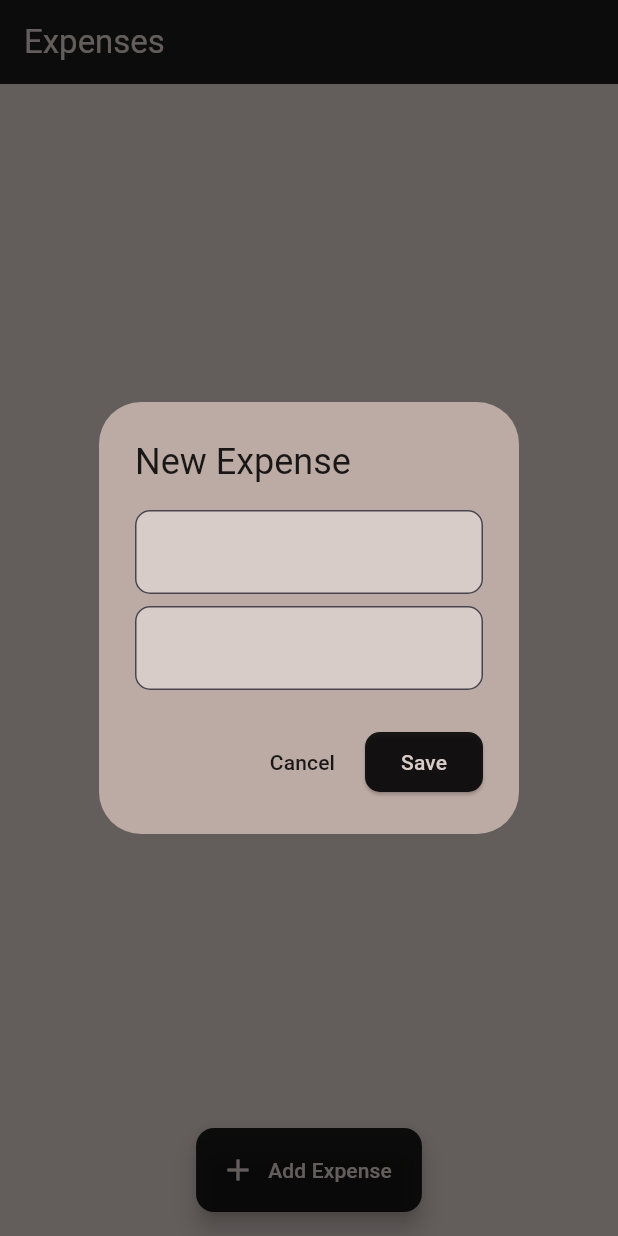
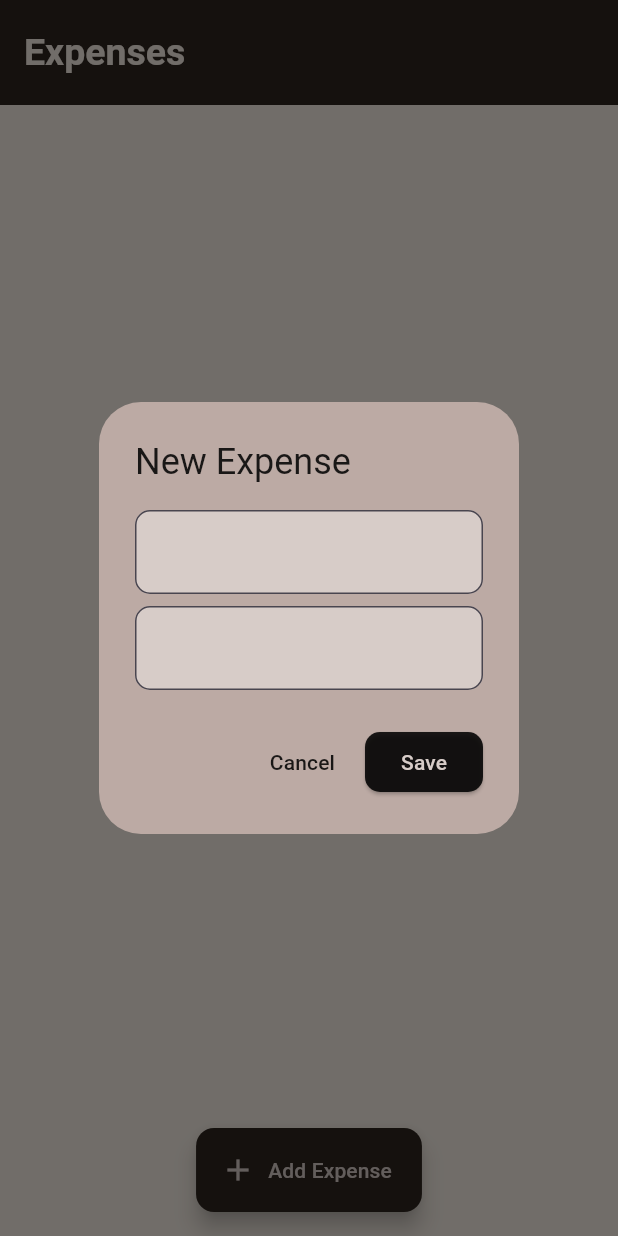
Before and after one commit to ruds4/MoneyMind, a Flutter app: the screen it shows after launch, after a tap on "Sign In", after a tap on "Add Expense", on a phone screen of 412 x 824 dp. Run offline on Flutter 3.47's test engine with Material 3 defaults, Android fonts, the phone set to English and light mode, and no system bars; our stand-ins replace firebase_core; accounts and stored records are empty.

Commit message:
finished project

```diff
--- a/lib/components/my_button.dart
+++ b/lib/components/my_button.dart
@@ -14,7 +14,7 @@ class MyButton extends StatelessWidget {
         padding: const EdgeInsets.all(25),
         margin: const EdgeInsets.symmetric(horizontal: 25),
         decoration: BoxDecoration(
-          color: Colors.black,
+          color: Color(0xFF2D241E),
           borderRadius: BorderRadius.circular(8),
         ),
         child: const Center(
--- a/lib/components/my_textfield.dart
+++ b/lib/components/my_textfield.dart
@@ -24,7 +24,7 @@ class MyTextField extends StatelessWidget {
             borderSide: BorderSide(color: Colors.white),
           ),
           focusedBorder: OutlineInputBorder(
-            borderSide: BorderSide(color: Colors.grey.shade400),
+            borderSide: BorderSide(color: Color(0xFFFCFBFF)),
           ),
           fillColor: Colors.grey.shade50,
           filled: true,
--- a/lib/components/square_tile.dart
+++ b/lib/components/square_tile.dart
@@ -10,16 +10,13 @@
    @override
    Widget build(BuildContext context) {
      return Container(
-       padding: EdgeInsets.all(20),
+       padding: const EdgeInsets.all(20),
        decoration: BoxDecoration(
          border: Border.all(color: Colors.white),
          borderRadius: BorderRadius.circular(16),
          color: Colors.grey[200],
        ),
-       child: Image.asset(
-         imagePath,
-         height: 40,
-       ),
+       child: Image.asset('lib/images/transparent_background_image.png'),
      );
    }
  }
--- a/lib/main.dart
+++ b/lib/main.dart
@@ -2,10 +2,50 @@ import 'package:flutter/material.dart';
 import 'package:provider/provider.dart';
 import '/pages/login_page.dart'; // Ensure this import path matches your project structure
 import '/pages/home_page.dart'; // Ensure this import path matches your project structure
-import '/data/expenses_data.dart'; // Assuming this manages your app's state, ensure the path is correct
+import '/data/expenses_data.dart';
+import 'package:firebase_core/firebase_core.dart';
+// Assuming this manages your app's state, ensure the path is correct
 
 void main() {
-  runApp(const MyApp());
+  WidgetsFlutterBinding.ensureInitialized();
+  runApp(App());
+}
+
+class App extends StatelessWidget {
+  // Initialize Firebase App
+  final Future<FirebaseApp> _initialization = Firebase.initializeApp();
+
+  @override
+  Widget build(BuildContext context) {
+    return FutureBuilder(
+      // Initialize FlutterFire:
+      future: _initialization,
+      builder: (context, snapshot) {
+        // Check for errors
+        if (snapshot.hasError) {
+          return const MaterialApp(
+            home: Scaffold(
+              body: Center(
+                child: Text('Something went wrong with Firebase initialization.'),
+              ),
+            ),
+          );
+        }
+        // Once complete, show your application
+        if (snapshot.connectionState == ConnectionState.done) {
+          return MyApp();
+        }
+        // Otherwise, show something whilst waiting for initialization to complete
+        return const MaterialApp(
+          home: Scaffold(
+            body: Center(
+              child: CircularProgressIndicator(),
+            ),
+          ),
+        );
+      },
+    );
+  }
 }
 
 class MyApp extends StatelessWidget {
--- a/lib/pages/home_page.dart
+++ b/lib/pages/home_page.dart
@@ -43,7 +43,7 @@ class _HomePageState extends State<HomePage> {
             const SizedBox(height: 8),
             TextField(
               controller: amountController,
-              keyboardType: TextInputType.numberWithOptions(decimal: true),
+              keyboardType: const TextInputType.numberWithOptions(decimal: true),
               style: const TextStyle(color: Colors.black87),
               decoration: InputDecoration(
                 hintText: 'Amount',
@@ -105,16 +105,21 @@ class _HomePageState extends State<HomePage> {
   Widget build(BuildContext context) {
     return Consumer<ExpenseData>(
       builder: (context, value, child) => Scaffold(
-        backgroundColor: Colors.brown.shade100, // Ensure background is white for contrast
+        backgroundColor: const Color(0xFFF6EEE5), // Ensure background is white for contrast
         appBar: AppBar(
-          title: Text('Expenses', style: TextStyle(color: Colors.brown.shade100)),
-          backgroundColor: Colors.black87, // Black AppBar for contrast
+          toolbarHeight: 70,
+          title: const Text('Expenses',
+            style: TextStyle(
+                color: Color(0xFFF6EEE5),
+                fontWeight: FontWeight.bold,
+                fontSize: 25),),
+          backgroundColor: const Color(0xFF2D241E), // Black AppBar for contrast
         ),
         floatingActionButton: FloatingActionButton.extended(
           onPressed: addNewExpenseBox,
           label: Text('Add Expense', style: TextStyle(color: Colors.brown.shade100)), // White text for visibility
           icon: Icon(Icons.add, color: Colors.brown.shade100), // White icon for visibility
-          backgroundColor: Colors.black87, // Black background for button
+          backgroundColor: const Color(0xFF2D241E), // Black background for button
           shape: RoundedRectangleBorder(
             borderRadius: BorderRadius.circular(12),
           ),
@@ -125,7 +130,7 @@ class _HomePageState extends State<HomePage> {
           itemBuilder: (context, index) {
             final expense = value.getAllExpenseList()[index];
             return Container(
-              margin: const EdgeInsets.all(8.0),
+              margin: const EdgeInsets.all(5.0),
               decoration: BoxDecoration(
                 borderRadius: BorderRadius.circular(10.0),
                 color: Colors.white.withOpacity(0.5),
@@ -135,9 +140,10 @@ class _HomePageState extends State<HomePage> {
                 child: BackdropFilter(
                   filter: ImageFilter.blur(sigmaX: 5.0, sigmaY: 5.0),
                   child: ListTile(
-                    title: Text(expense.name, style: TextStyle(color: Colors.black87)),
-                    subtitle: Text(expense.dateTime.toString(), style: TextStyle(color: Colors.brown.shade300)),
-                    trailing: Text('${expense.amount} rs', style: TextStyle(color: Colors.black87)),
+                    title: Text(expense.name, style: const TextStyle(
+                        color: Color(0xFF2D241E))),
+                    subtitle: Text(expense.dateTime.toString(), style: const TextStyle(color: Color(0xFF2D241E), fontSize: 12)),
+                    trailing: Text('${expense.amount} rs', style: const TextStyle(color: Color(0xFF2D241E))),
                   ),
                 ),
               ),
--- a/lib/pages/login_page.dart
+++ b/lib/pages/login_page.dart
@@ -2,7 +2,8 @@ import 'package:flutter/material.dart';
 import 'package:money_mind/components/my_textfield.dart';
 import 'package:money_mind/components/my_button.dart';
 import 'package:money_mind/components/square_tile.dart';
-import 'home_page.dart'; // Make sure to import your HomePage class correctly
+import 'home_page.dart';
+// Make sure to import your HomePage class correctly
 
 class LoginPage extends StatelessWidget {
   LoginPage({super.key});
@@ -13,26 +14,25 @@ class LoginPage extends StatelessWidget {
   @override
   Widget build(BuildContext context) {
     return Scaffold(
-      backgroundColor: Colors.brown.shade100,
+      backgroundColor: Color(0xFFF6EEE5),
       body: SafeArea(
         child: Center(
           child: Column(
             mainAxisAlignment: MainAxisAlignment.center,
             children: [
-              const SizedBox(height: 25),
-              const Icon(Icons.lock, size: 100),
-              const SizedBox(height: 50),
+
+              Image.asset('lib/images/transparent_background_image.png', width: 200, height: 200),
               const Text(
                 'Welcome back, you\'ve been missed!',
                 style: TextStyle(color: Colors.blueGrey),
               ),
-              const SizedBox(height: 25),
+              const SizedBox(height: 20),
               MyTextField(
                 controller: unameController,
                 hintText: 'Username',
                 obscureText: false,
               ),
-              const SizedBox(height: 20),
+              const SizedBox(height: 10),
               MyTextField(
                 controller: pwdController,
                 hintText: 'Password',
@@ -58,7 +58,7 @@ class LoginPage extends StatelessWidget {
                 // Assuming MyButton takes an onTap parameter
                 // Add other necessary parameters for MyButton
               ),
-              const SizedBox(height: 50),
+              const SizedBox(height: 20),
               Row(
                 mainAxisAlignment: MainAxisAlignment.center,
                 children: [
```
Also changed, not shown: pubspec.yaml (+5 -3 lines), lib/images/transparent_background_image.png (added), pubspec.lock, 9 other files.
